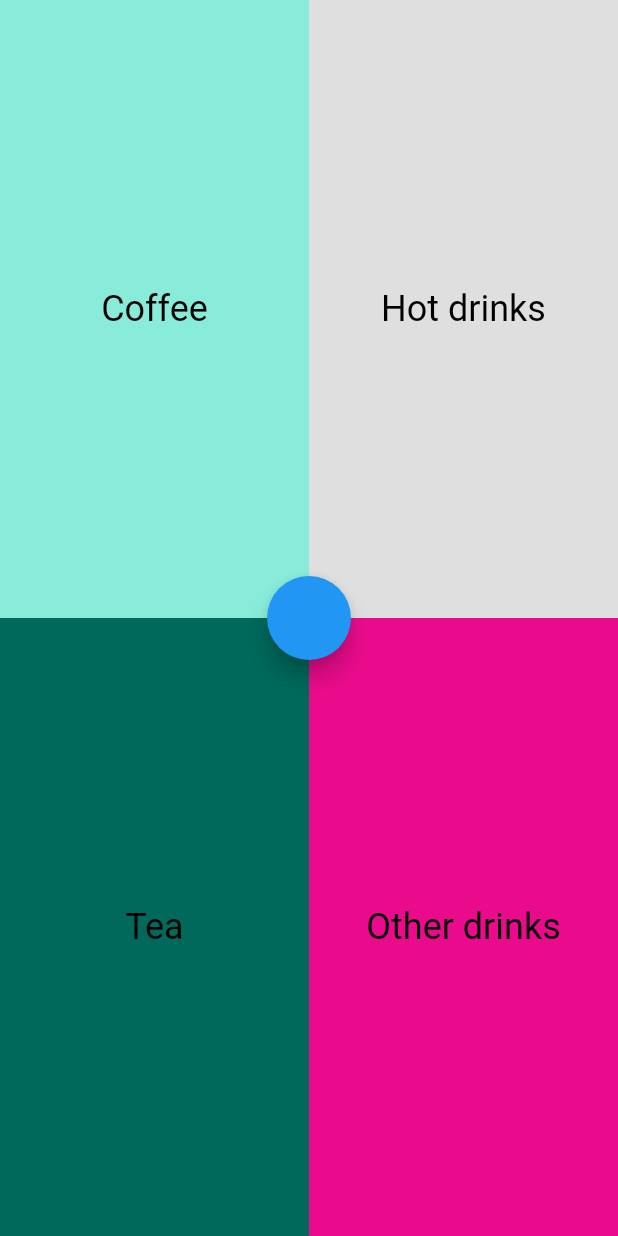
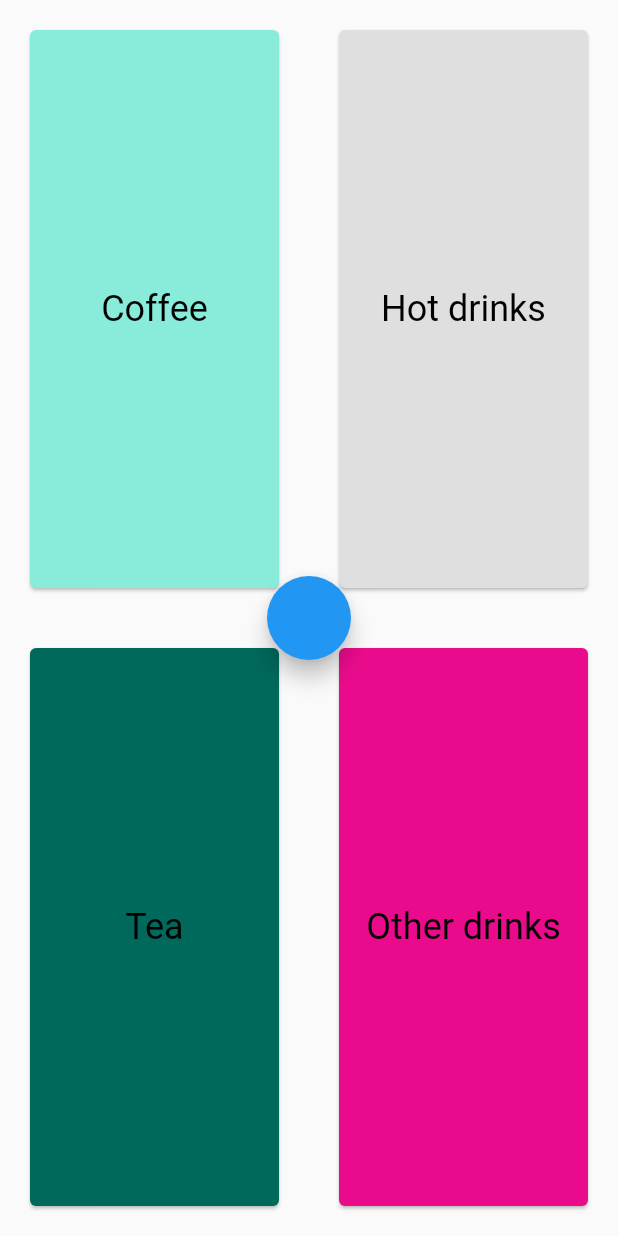
Before and after one commit to dev-horacebg/list_mate_app, a Flutter app: the screen it shows after launch, on a phone screen of 412 x 824 dp. Run offline on Flutter 3.47's test engine with Material 2 defaults, Android fonts, the phone set to English and light mode, and no system bars.

Commit message:
DragTargert wrapping the Card.

```diff
--- a/lib/main.dart
+++ b/lib/main.dart
@@ -38,7 +38,8 @@ class _HomeState extends State<Home> {
               model: model,
               child: Scaffold(
                   body:
-                      Stack(alignment: AlignmentDirectional.center, children: [
+                      SafeArea(
+                        child: Stack(alignment: AlignmentDirectional.center, children: [
                 Row(
                   children: [
                     ItemColumn(Dir.L),
@@ -66,7 +67,8 @@ class _HomeState extends State<Home> {
                         feedback: FloatingActionButton(onPressed: () {}),
                         childWhenDragging: Opacity(opacity: 0));
                 })
-              ])));
+              ]),
+                      )));
         } else {
           return Container();
         }
@@ -82,16 +84,18 @@ class ItemWgt extends StatelessWidget {
   @override
   build(ctx) => Expanded(
       flex: 1,
-      child: Container(
-          child: Center(
+      child: Padding(
+        padding: EdgeInsets.all(16),
         child: ScopedModelDescendant<ListModel>(builder: (_, c, m) {
           return DragTarget(
         builder: (ctx, ac, re) {
-                return Padding(
-                    padding: EdgeInsets.all(16),
+          return Card(
+            child: Center(
               child: Text(i.name,
                   style: Theme.of(ctx).textTheme.headline.copyWith(
-                            color: ac.isEmpty ? Colors.black : Colors.white)));
+                      color: ac.isEmpty ? Colors.black : Colors.white)),
+            ),
+              color: Color(i.colour));
         },
         onWillAccept: (data) {
           m.update(i, dir);
@@ -106,8 +110,8 @@ class ItemWgt extends StatelessWidget {
           m.accept();
         },
           );
-          })),
-          color: Color(i.colour)));
+        }),
+      ));
 }
 
 enum Dir { L, R }
```
Lines whose indentation alone changed are shown as unchanged.
